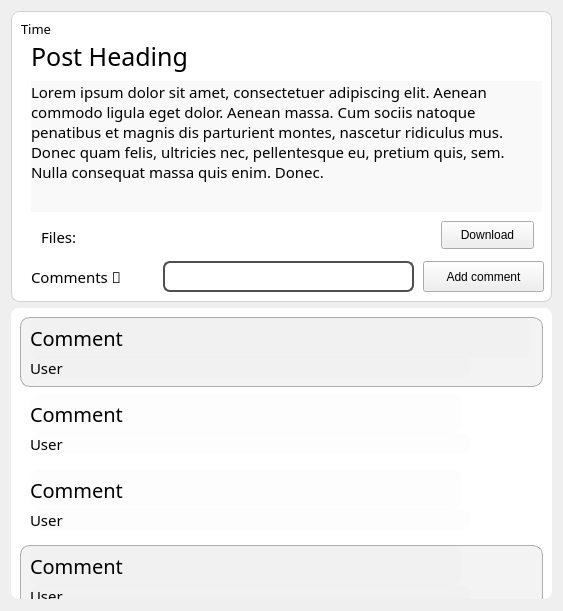
Old version of the form posts.ui in the repository tejashwinn/22-01-2022.
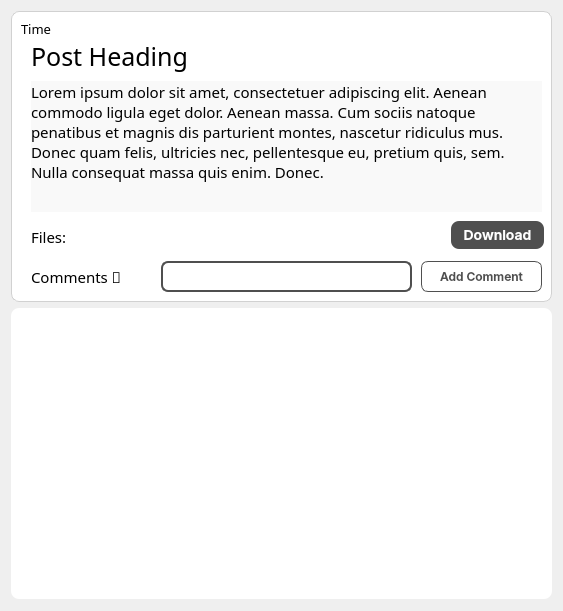
New version of the form. Icons and pictures are not drawn.

What changed in the file:
```diff
--- a/posts.ui
+++ b/posts.ui
@@ -50,7 +50,7 @@
         <x>0</x>
         <y>0</y>
         <width>541</width>
-        <height>323</height>
+        <height>291</height>
        </rect>
       </property>
       <property name="styleSheet">
@@ -71,464 +71,7 @@
 border-radius: 10px;
 </string>
       </property>
-      <layout class="QVBoxLayout" name="verticalLayout_3">
-       <item>
-        <widget class="QFrame" name="events_view_2">
-         <property name="minimumSize">
-          <size>
-           <width>0</width>
-           <height>70</height>
-          </size>
-         </property>
-         <property name="maximumSize">
-          <size>
-           <width>16777215</width>
-           <height>70</height>
-          </size>
-         </property>
-         <property name="cursor">
-          <cursorShape>PointingHandCursor</cursorShape>
-         </property>
-         <property name="styleSheet">
-          <string notr="true">#events_view_2{
-position: absolute;
-width: 370px;
-height: 110px;
-left: 7px;
-top: 28px;
-
-background: rgba(0, 0, 0, 0.05);
-border: 1px solid rgba(0, 0, 0, 0.3);
-box-sizing: border-box;
-border-radius: 10px}</string>
-         </property>
-         <property name="frameShape">
-          <enum>QFrame::StyledPanel</enum>
-         </property>
-         <property name="frameShadow">
-          <enum>QFrame::Raised</enum>
-         </property>
-         <widget class="QLabel" name="label_8">
-          <property name="geometry">
-           <rect>
-            <x>10</x>
-            <y>0</y>
-            <width>501</width>
-            <height>41</height>
-           </rect>
-          </property>
-          <property name="font">
-           <font>
-            <family>Poppins</family>
-            <pointsize>-1</pointsize>
-            <weight>50</weight>
-            <italic>false</italic>
-            <bold>false</bold>
-           </font>
-          </property>
-          <property name="cursor">
-           <cursorShape>PointingHandCursor</cursorShape>
-          </property>
-          <property name="styleSheet">
-           <string notr="true">position: absolute;
-left: 20px;
-right: 30px;
-top: 10px;
-bottom: 10px;
-
-font-family: Poppins;
-font-style: normal;
-font-weight: normal;
-font-size: 20px;
-line-height: 37px;
-letter-spacing: 0.05em;
-background: rgba(0, 0, 0, 0.01);
-color: #000000;</string>
-          </property>
-          <property name="text">
-           <string>Comment</string>
-          </property>
-         </widget>
-         <widget class="QLabel" name="label_9">
-          <property name="geometry">
-           <rect>
-            <x>10</x>
-            <y>40</y>
-            <width>441</width>
-            <height>21</height>
-           </rect>
-          </property>
-          <property name="cursor">
-           <cursorShape>PointingHandCursor</cursorShape>
-          </property>
-          <property name="styleSheet">
-           <string notr="true">position: absolute;
-left: 20px;
-right: 30px;
-top: 10px;
-bottom: 10px;
-
-font-family: Poppins;
-font-style: normal;
-font-weight: normal;
-font-size: 15px;
-line-height: 37px;
-letter-spacing: 0.05em;
-background: rgba(0, 0, 0, 0.01);
-color: #000000;</string>
-          </property>
-          <property name="text">
-           <string>User</string>
-          </property>
-          <property name="alignment">
-           <set>Qt::AlignLeading|Qt::AlignLeft|Qt::AlignTop</set>
-          </property>
-         </widget>
-        </widget>
-       </item>
-       <item>
-        <widget class="QFrame" name="events_view_5">
-         <property name="minimumSize">
-          <size>
-           <width>0</width>
-           <height>70</height>
-          </size>
-         </property>
-         <property name="maximumSize">
-          <size>
-           <width>16777215</width>
-           <height>70</height>
-          </size>
-         </property>
-         <property name="cursor">
-          <cursorShape>PointingHandCursor</cursorShape>
-         </property>
-         <property name="styleSheet">
-          <string notr="true">#events_view_2{
-position: absolute;
-width: 370px;
-height: 110px;
-left: 7px;
-top: 28px;
-
-background: rgba(0, 0, 0, 0.05);
-border: 1px solid rgba(0, 0, 0, 0.3);
-box-sizing: border-box;
-border-radius: 10px}</string>
-         </property>
-         <property name="frameShape">
-          <enum>QFrame::StyledPanel</enum>
-         </property>
-         <property name="frameShadow">
-          <enum>QFrame::Raised</enum>
-         </property>
-         <widget class="QLabel" name="label_14">
-          <property name="geometry">
-           <rect>
-            <x>10</x>
-            <y>0</y>
-            <width>431</width>
-            <height>41</height>
-           </rect>
-          </property>
-          <property name="font">
-           <font>
-            <family>Poppins</family>
-            <pointsize>-1</pointsize>
-            <weight>50</weight>
-            <italic>false</italic>
-            <bold>false</bold>
-           </font>
-          </property>
-          <property name="cursor">
-           <cursorShape>PointingHandCursor</cursorShape>
-          </property>
-          <property name="styleSheet">
-           <string notr="true">position: absolute;
-left: 20px;
-right: 30px;
-top: 10px;
-bottom: 10px;
-
-font-family: Poppins;
-font-style: normal;
-font-weight: normal;
-font-size: 20px;
-line-height: 37px;
-letter-spacing: 0.05em;
-background: rgba(0, 0, 0, 0.01);
-color: #000000;</string>
-          </property>
-          <property name="text">
-           <string>Comment</string>
-          </property>
-         </widget>
-         <widget class="QLabel" name="label_15">
-          <property name="geometry">
-           <rect>
-            <x>10</x>
-            <y>40</y>
-            <width>441</width>
-            <height>21</height>
-           </rect>
-          </property>
-          <property name="cursor">
-           <cursorShape>PointingHandCursor</cursorShape>
-          </property>
-          <property name="styleSheet">
-           <string notr="true">position: absolute;
-left: 20px;
-right: 30px;
-top: 10px;
-bottom: 10px;
-
-font-family: Poppins;
-font-style: normal;
-font-weight: normal;
-font-size: 15px;
-line-height: 37px;
-letter-spacing: 0.05em;
-background: rgba(0, 0, 0, 0.01);
-color: #000000;</string>
-          </property>
-          <property name="text">
-           <string>User</string>
-          </property>
-          <property name="alignment">
-           <set>Qt::AlignLeading|Qt::AlignLeft|Qt::AlignTop</set>
-          </property>
-         </widget>
-        </widget>
-       </item>
-       <item>
-        <widget class="QFrame" name="events_view_6">
-         <property name="minimumSize">
-          <size>
-           <width>0</width>
-           <height>70</height>
-          </size>
-         </property>
-         <property name="maximumSize">
-          <size>
-           <width>16777215</width>
-           <height>70</height>
-          </size>
-         </property>
-         <property name="cursor">
-          <cursorShape>PointingHandCursor</cursorShape>
-         </property>
-         <property name="styleSheet">
-          <string notr="true">#events_view_3{
-position: absolute;
-width: 370px;
-height: 110px;
-left: 7px;
-top: 28px;
-
-background: rgba(0, 0, 0, 0.05);
-border: 1px solid rgba(0, 0, 0, 0.3);
-box-sizing: border-box;
-border-radius: 10px}</string>
-         </property>
-         <property name="frameShape">
-          <enum>QFrame::StyledPanel</enum>
-         </property>
-         <property name="frameShadow">
-          <enum>QFrame::Raised</enum>
-         </property>
-         <widget class="QLabel" name="label_16">
-          <property name="geometry">
-           <rect>
-            <x>10</x>
-            <y>0</y>
-            <width>431</width>
-            <height>41</height>
-           </rect>
-          </property>
-          <property name="font">
-           <font>
-            <family>Poppins</family>
-            <pointsize>-1</pointsize>
-            <weight>50</weight>
-            <italic>false</italic>
-            <bold>false</bold>
-           </font>
-          </property>
-          <property name="cursor">
-           <cursorShape>PointingHandCursor</cursorShape>
-          </property>
-          <property name="styleSheet">
-           <string notr="true">position: absolute;
-left: 20px;
-right: 30px;
-top: 10px;
-bottom: 10px;
-
-font-family: Poppins;
-font-style: normal;
-font-weight: normal;
-font-size: 20px;
-line-height: 37px;
-letter-spacing: 0.05em;
-background: rgba(0, 0, 0, 0.01);
-color: #000000;</string>
-          </property>
-          <property name="text">
-           <string>Comment</string>
-          </property>
-         </widget>
-         <widget class="QLabel" name="label_17">
-          <property name="geometry">
-           <rect>
-            <x>10</x>
-            <y>40</y>
-            <width>441</width>
-            <height>21</height>
-           </rect>
-          </property>
-          <property name="cursor">
-           <cursorShape>PointingHandCursor</cursorShape>
-          </property>
-          <property name="styleSheet">
-           <string notr="true">position: absolute;
-left: 20px;
-right: 30px;
-top: 10px;
-bottom: 10px;
-
-font-family: Poppins;
-font-style: normal;
-font-weight: normal;
-font-size: 15px;
-line-height: 37px;
-letter-spacing: 0.05em;
-background: rgba(0, 0, 0, 0.01);
-color: #000000;</string>
-          </property>
-          <property name="text">
-           <string>User</string>
-          </property>
-          <property name="alignment">
-           <set>Qt::AlignLeading|Qt::AlignLeft|Qt::AlignTop</set>
-          </property>
-         </widget>
-        </widget>
-       </item>
-       <item>
-        <widget class="QFrame" name="events_view_3">
-         <property name="minimumSize">
-          <size>
-           <width>0</width>
-           <height>70</height>
-          </size>
-         </property>
-         <property name="maximumSize">
-          <size>
-           <width>16777215</width>
-           <height>70</height>
-          </size>
-         </property>
-         <property name="cursor">
-          <cursorShape>PointingHandCursor</cursorShape>
-         </property>
-         <property name="styleSheet">
-          <string notr="true">#events_view_3{
-position: absolute;
-width: 370px;
-height: 110px;
-left: 7px;
-top: 28px;
-
-background: rgba(0, 0, 0, 0.05);
-border: 1px solid rgba(0, 0, 0, 0.3);
-box-sizing: border-box;
-border-radius: 10px}</string>
-         </property>
-         <property name="frameShape">
-          <enum>QFrame::StyledPanel</enum>
-         </property>
-         <property name="frameShadow">
-          <enum>QFrame::Raised</enum>
-         </property>
-         <widget class="QLabel" name="label_10">
-          <property name="geometry">
-           <rect>
-            <x>10</x>
-            <y>0</y>
-            <width>431</width>
-            <height>41</height>
-           </rect>
-          </property>
-          <property name="font">
-           <font>
-            <family>Poppins</family>
-            <pointsize>-1</pointsize>
-            <weight>50</weight>
-            <italic>false</italic>
-            <bold>false</bold>
-           </font>
-          </property>
-          <property name="cursor">
-           <cursorShape>PointingHandCursor</cursorShape>
-          </property>
-          <property name="styleSheet">
-           <string notr="true">position: absolute;
-left: 20px;
-right: 30px;
-top: 10px;
-bottom: 10px;
-
-font-family: Poppins;
-font-style: normal;
-font-weight: normal;
-font-size: 20px;
-line-height: 37px;
-letter-spacing: 0.05em;
-background: rgba(0, 0, 0, 0.01);
-color: #000000;</string>
-          </property>
-          <property name="text">
-           <string>Comment</string>
-          </property>
-         </widget>
-         <widget class="QLabel" name="label_11">
-          <property name="geometry">
-           <rect>
-            <x>10</x>
-            <y>40</y>
-            <width>441</width>
-            <height>21</height>
-           </rect>
-          </property>
-          <property name="cursor">
-           <cursorShape>PointingHandCursor</cursorShape>
-          </property>
-          <property name="styleSheet">
-           <string notr="true">position: absolute;
-left: 20px;
-right: 30px;
-top: 10px;
-bottom: 10px;
-
-font-family: Poppins;
-font-style: normal;
-font-weight: normal;
-font-size: 15px;
-line-height: 37px;
-letter-spacing: 0.05em;
-background: rgba(0, 0, 0, 0.01);
-color: #000000;</string>
-          </property>
-          <property name="text">
-           <string>User</string>
-          </property>
-          <property name="alignment">
-           <set>Qt::AlignLeading|Qt::AlignLeft|Qt::AlignTop</set>
-          </property>
-         </widget>
-        </widget>
-       </item>
-      </layout>
+      <layout class="QVBoxLayout" name="verticalLayout_3"/>
      </widget>
     </widget>
    </item>
@@ -688,14 +231,45 @@
      <widget class="QPushButton" name="pushButton">
       <property name="geometry">
        <rect>
-        <x>412</x>
+        <x>410</x>
         <y>250</y>
         <width>121</width>
         <height>31</height>
        </rect>
       </property>
+      <property name="styleSheet">
+       <string notr="true">*{
+font-family: Inter;
+font-style: normal;
+font-weight: 500;
+font-size: 12px;
+line-height: 17px;
+/* identical to box height */
+
+align-items: center;
+
+/* Grey / Light */
+
+
+    border-style: inset;
+	border: 1px solid  #4F4F4F;
+color: #4F4F4F;
+background: #FFFFFF;
+border-radius:7px;
+}
+
+:pressed {
+    border-style: inset;
+	color: white;
+background: #4F4F4F;
+border-radius: 8px;
+}
+/* Inside auto layout */
+
+</string>
+      </property>
       <property name="text">
-       <string>Add comment</string>
+       <string>Add Comment</string>
       </property>
       <property name="icon">
        <iconset>
@@ -705,7 +279,7 @@
      <widget class="QLineEdit" name="lineEdit">
       <property name="geometry">
        <rect>
-        <x>152</x>
+        <x>150</x>
         <y>250</y>
         <width>251</width>
         <height>31</height>
@@ -727,15 +301,38 @@
 box-sizing: border-box;
 border-radius: 7px;
 
+
+
+font-family: Inter;
+font-style: normal;
+font-weight: 500;
+font-size: 14px;
+line-height: 17px;
+/* identical to box height */
+
+align-items: center;
+
+/* Grey / Light */
+
+
+ 
+
+
+
+
+
 </string>
       </property>
+      <property name="text">
+       <string/>
+      </property>
      </widget>
      <widget class="QLabel" name="label_2">
       <property name="geometry">
        <rect>
-        <x>30</x>
+        <x>20</x>
         <y>210</y>
-        <width>391</width>
+        <width>401</width>
         <height>31</height>
        </rect>
       </property>
@@ -758,12 +355,40 @@
      <widget class="QPushButton" name="pushButton_2">
       <property name="geometry">
        <rect>
-        <x>430</x>
+        <x>440</x>
         <y>210</y>
         <width>93</width>
         <height>28</height>
        </rect>
       </property>
+      <property name="styleSheet">
+       <string notr="true">*{
+font-family: Inter;
+font-style: normal;
+font-weight: 500;
+font-size: 14px;
+line-height: 17px;
+/* identical to box height */
+
+align-items: center;
+
+/* Grey / Light */
+
+color: white;
+background: #4F4F4F;
+border-radius: 8px;
+}
+
+:pressed {
+    border-style: inset;
+	border: 1px solid  #4F4F4F;
+color: #4F4F4F;
+background: #FFFFFF;
+}
+/* Inside auto layout */
+
+</string>
+      </property>
       <property name="text">
        <string>Download</string>
       </property>
@@ -796,10 +421,10 @@
      <widget class="QPushButton" name="close_button_posts">
       <property name="geometry">
        <rect>
-        <x>490</x>
+        <x>489</x>
         <y>10</y>
-        <width>40</width>
-        <height>40</height>
+        <width>35</width>
+        <height>35</height>
        </rect>
       </property>
       <property name="styleSheet">
```
Left out of the diff: 12 changed lines with no effect on the pictures.
